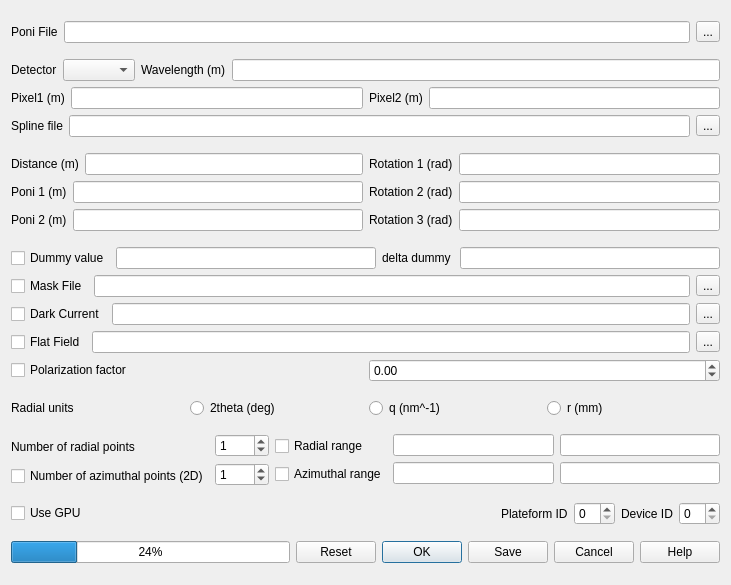
Above: gui/integration.ui from silx-kit/pyFAI before the change. Below: the same form after it.
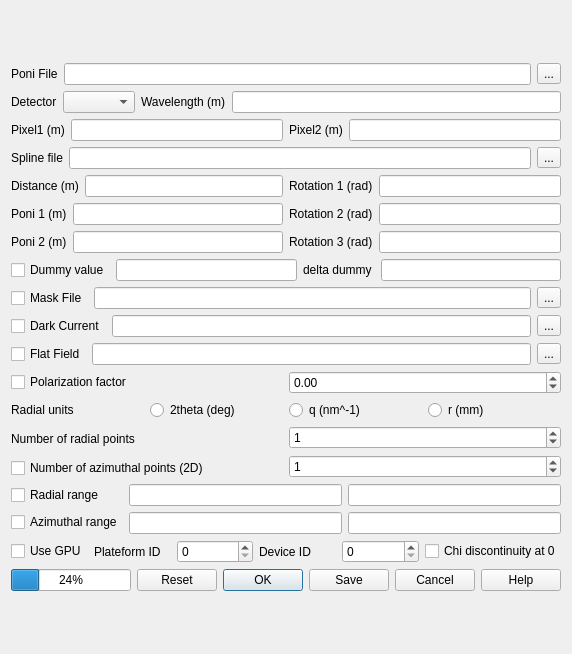
That is the form after the change.

Commit message: added spin-boxes for number of points... what broke code

```diff
--- a/gui/integration.ui
+++ b/gui/integration.ui
@@ -7,16 +7,16 @@
    <rect>
     <x>0</x>
     <y>0</y>
-    <width>731</width>
-    <height>585</height>
+    <width>572</width>
+    <height>654</height>
    </rect>
   </property>
   <property name="windowTitle">
    <string>PyFAI</string>
   </property>
-  <layout class="QHBoxLayout" name="horizontalLayout_21">
+  <layout class="QVBoxLayout" name="verticalLayout_12">
    <item>
-    <layout class="QVBoxLayout" name="verticalLayout_10">
+    <layout class="QVBoxLayout" name="verticalLayout_11">
      <item>
       <layout class="QHBoxLayout" name="horizontalLayout_10">
        <item>
@@ -468,7 +468,9 @@
       </layout>
      </item>
      <item>
-      <layout class="QHBoxLayout" name="horizontalLayout_8">
+      <layout class="QVBoxLayout" name="verticalLayout_10">
+       <item>
+        <layout class="QHBoxLayout" name="horizontalLayout_21">
        <item>
         <layout class="QVBoxLayout" name="verticalLayout_8">
          <item>
@@ -514,6 +516,10 @@
          </item>
         </layout>
        </item>
+        </layout>
+       </item>
+       <item>
+        <layout class="QHBoxLayout" name="horizontalLayout_8">
        <item>
         <layout class="QVBoxLayout" name="verticalLayout_7">
          <item>
@@ -554,6 +560,8 @@
        </item>
       </layout>
      </item>
+      </layout>
+     </item>
      <item>
       <layout class="QHBoxLayout" name="horizontalLayout_18">
        <item>
@@ -563,19 +571,6 @@
          </property>
         </widget>
        </item>
-       <item>
-        <spacer name="horizontalSpacer">
-         <property name="orientation">
-          <enum>Qt::Horizontal</enum>
-         </property>
-         <property name="sizeHint" stdset="0">
-          <size>
-           <width>40</width>
-           <height>20</height>
-          </size>
-         </property>
-        </spacer>
-       </item>
        <item>
         <widget class="QLabel" name="label_16">
          <property name="text">
@@ -596,6 +591,13 @@
        <item>
         <widget class="QSpinBox" name="spinBox_2"/>
        </item>
+       <item>
+        <widget class="QCheckBox" name="checkBox_4">
+         <property name="text">
+          <string>Chi discontinuity at 0</string>
+         </property>
+        </widget>
+       </item>
       </layout>
      </item>
      <item>
```
Lines whose indentation alone changed are shown as unchanged.
